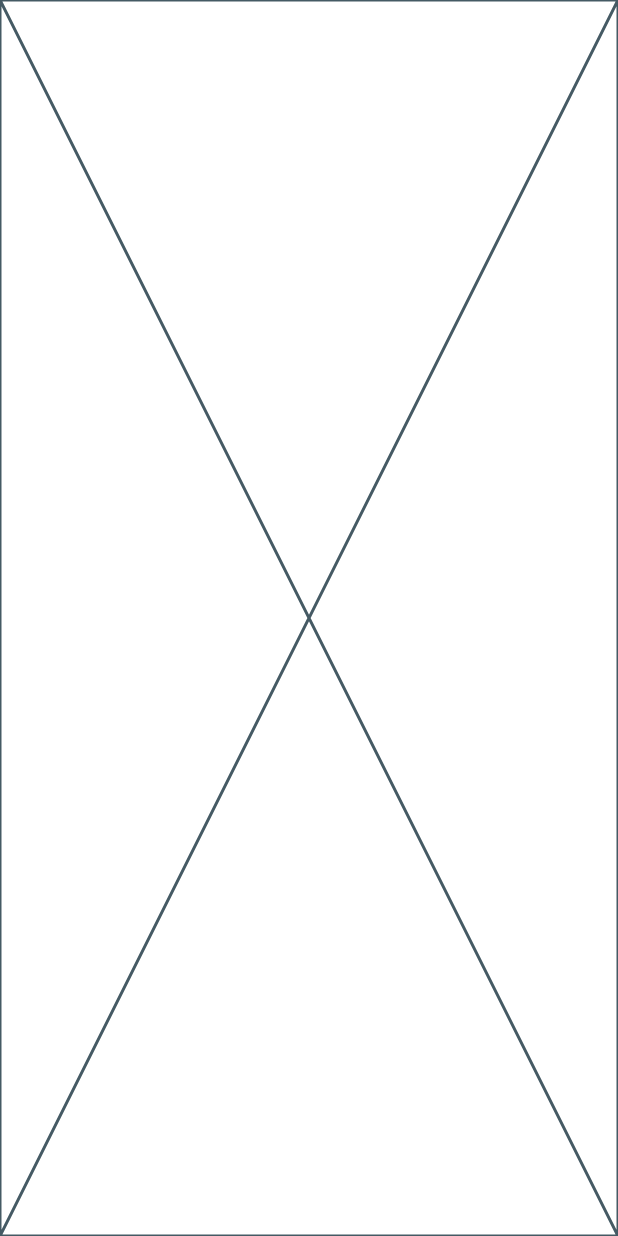
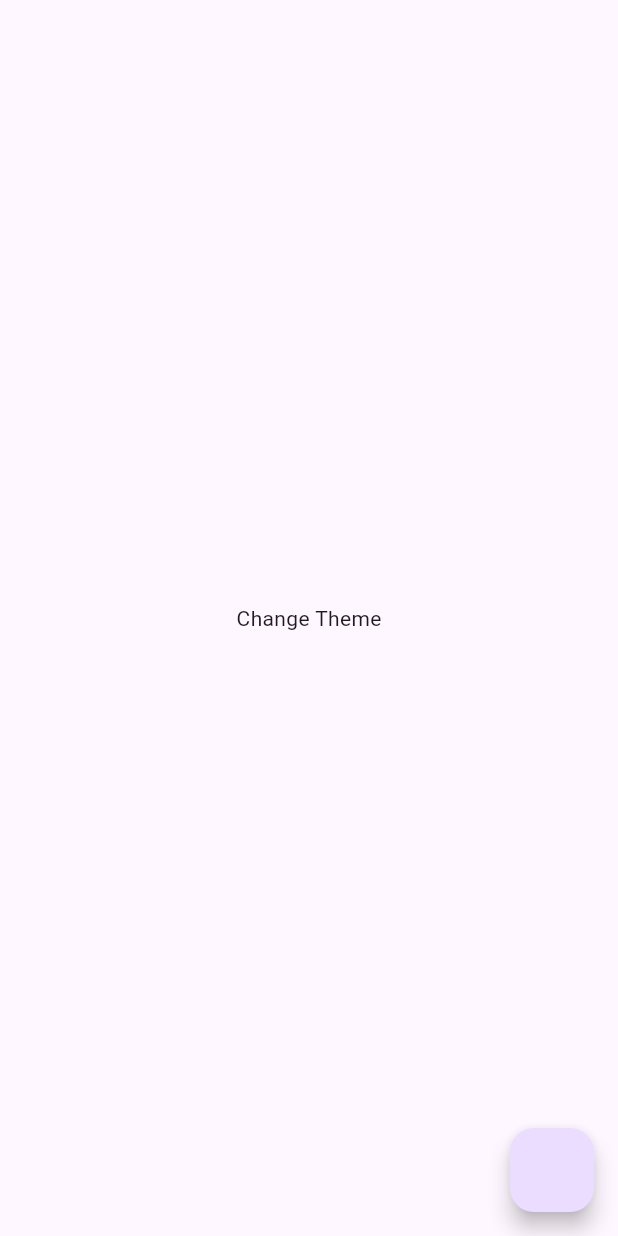
Before and after one commit to Jinwook-Song/bloc_essential, a Flutter app: the screen it shows after launch, on a phone screen of 412 x 824 dp. Run offline on Flutter 3.47's test engine with Material 3 defaults, Android fonts, the phone set to English and light mode, and no system bars; our stand-ins replace bloc, flutter_bloc, freezed_annotation.

Commit message:
feat(theme): app theme

```diff
--- /dev/null
+++ b/bloc_payload/devtools_options.yaml
@@ -0,0 +1,3 @@
+description: This file stores settings for Dart & Flutter DevTools.
+documentation: https://docs.flutter.dev/tools/devtools/extensions#configure-extension-enablement-states
+extensions:
--- /dev/null
+++ b/bloc_payload/lib/bloc/theme/theme_bloc.dart
@@ -0,0 +1,17 @@
+import 'package:bloc/bloc.dart';
+import 'package:bloc_payload/bloc/theme/theme_state.dart';
+import 'package:meta/meta.dart';
+
+part 'theme_event.dart';
+
+class ThemeBloc extends Bloc<ThemeEvent, ThemeState> {
+  ThemeBloc() : super(const ThemeState()) {
+    on<ChangeThemeEvent>((event, emit) {
+      if (event.randInt.isEven) {
+        emit(state.copyWith(appTheme: AppTheme.light));
+      } else {
+        emit(state.copyWith(appTheme: AppTheme.dark));
+      }
+    });
+  }
+}
--- /dev/null
+++ b/bloc_payload/lib/bloc/theme/theme_event.dart
@@ -0,0 +1,10 @@
+part of 'theme_bloc.dart';
+
+@immutable
+sealed class ThemeEvent {}
+
+class ChangeThemeEvent extends ThemeEvent {
+  final int randInt;
+
+  ChangeThemeEvent({required this.randInt});
+}
--- /dev/null
+++ b/bloc_payload/lib/bloc/theme/theme_state.dart
@@ -0,0 +1,15 @@
+import 'package:freezed_annotation/freezed_annotation.dart';
+
+part 'theme_state.freezed.dart';
+
+@freezed
+class ThemeState with _$ThemeState {
+  const factory ThemeState({
+    @Default(AppTheme.light) AppTheme appTheme,
+  }) = _ThemeState;
+}
+
+enum AppTheme {
+  light,
+  dark;
+}
--- a/bloc_payload/lib/home.dart
+++ b/bloc_payload/lib/home.dart
@@ -1,10 +1,22 @@
+import 'dart:math';
+
+import 'package:bloc_payload/bloc/theme/theme_bloc.dart';
 import 'package:flutter/material.dart';
+import 'package:flutter_bloc/flutter_bloc.dart';
 
 class HomeScreen extends StatelessWidget {
   const HomeScreen({super.key});
 
   @override
   Widget build(BuildContext context) {
-    return const Placeholder();
+    return Scaffold(
+      body: const Center(
+        child: Text('Change Theme'),
+      ),
+      floatingActionButton: FloatingActionButton(onPressed: () {
+        final randInt = Random().nextInt(10);
+        context.read<ThemeBloc>().add(ChangeThemeEvent(randInt: randInt));
+      }),
+    );
   }
 }
--- a/bloc_payload/lib/main.dart
+++ b/bloc_payload/lib/main.dart
@@ -1,5 +1,9 @@
+import 'package:bloc_payload/bloc/theme/theme_bloc.dart';
+import 'package:bloc_payload/bloc/theme/theme_state.dart';
 import 'package:bloc_payload/home.dart';
 import 'package:flutter/material.dart';
+import 'package:flutter_bloc/flutter_bloc.dart';
+import 'package:freezed_annotation/freezed_annotation.dart';
 
 void main() {
   runApp(const MyApp());
@@ -10,13 +14,24 @@ class MyApp extends StatelessWidget {
 
   @override
   Widget build(BuildContext context) {
-    return MaterialApp(
-      title: 'Event Payload',
-      theme: ThemeData(
-        colorScheme: ColorScheme.fromSeed(seedColor: Colors.deepPurple),
-        useMaterial3: true,
+    return BlocProvider(
+      create: (context) => ThemeBloc(),
+      child: Builder(
+        builder: (context) => MaterialApp(
+          title: 'Event Payload',
+          themeMode: ThemeMode.values.firstWhere(
+            (mode) =>
+                mode.name == context.watch<ThemeBloc>().state.appTheme.name,
+            orElse: () => ThemeMode.system,
+          ),
+          theme: ThemeData(
+            colorScheme: ColorScheme.fromSeed(seedColor: Colors.deepPurple),
+            useMaterial3: true,
+          ),
+          darkTheme: ThemeData.dark(),
+          home: const HomeScreen(),
+        ),
       ),
-      home: const HomeScreen(),
     );
   }
 }
--- a/counter_bloc/lib/bloc/counter/counter_state.dart
+++ b/counter_bloc/lib/bloc/counter/counter_state.dart
@@ -5,6 +5,6 @@ part 'counter_state.freezed.dart';
 @freezed
 class CounterState with _$CounterState {
   const factory CounterState({
-    @Default(0) int count,
+    @Default(1) int count,
   }) = _CounterState;
 }
```
Also changed, not shown: bloc_payload/lib/bloc/theme/theme_state.freezed.dart (added), counter_bloc/lib/bloc/counter/counter_state.freezed.dart.
